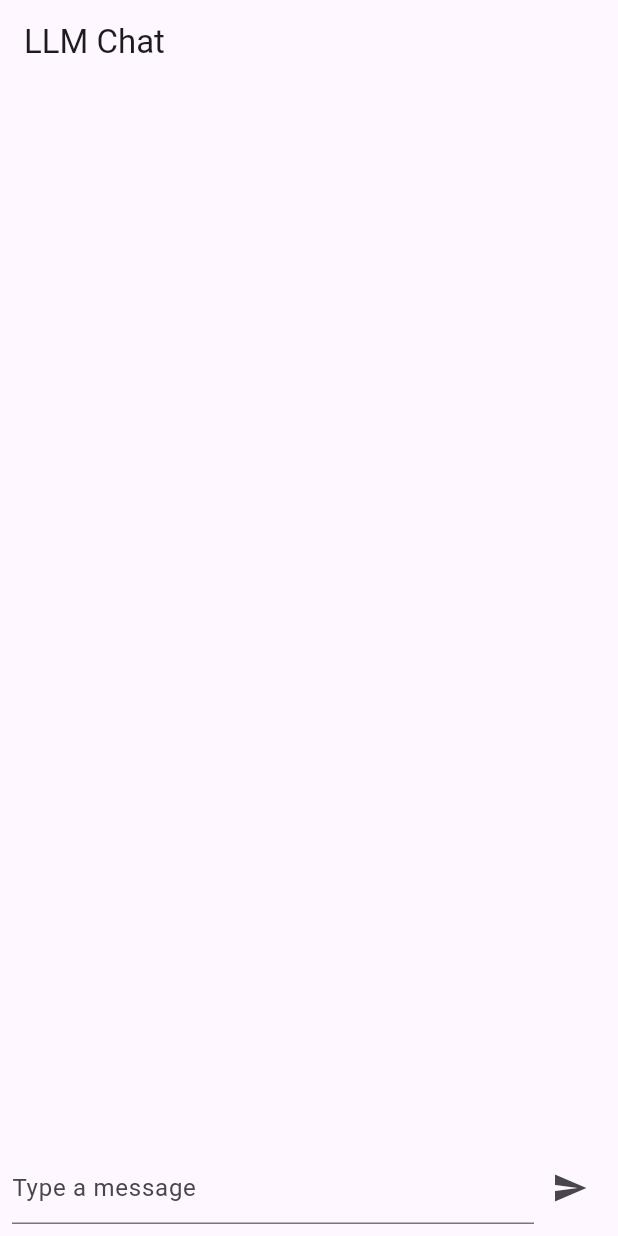
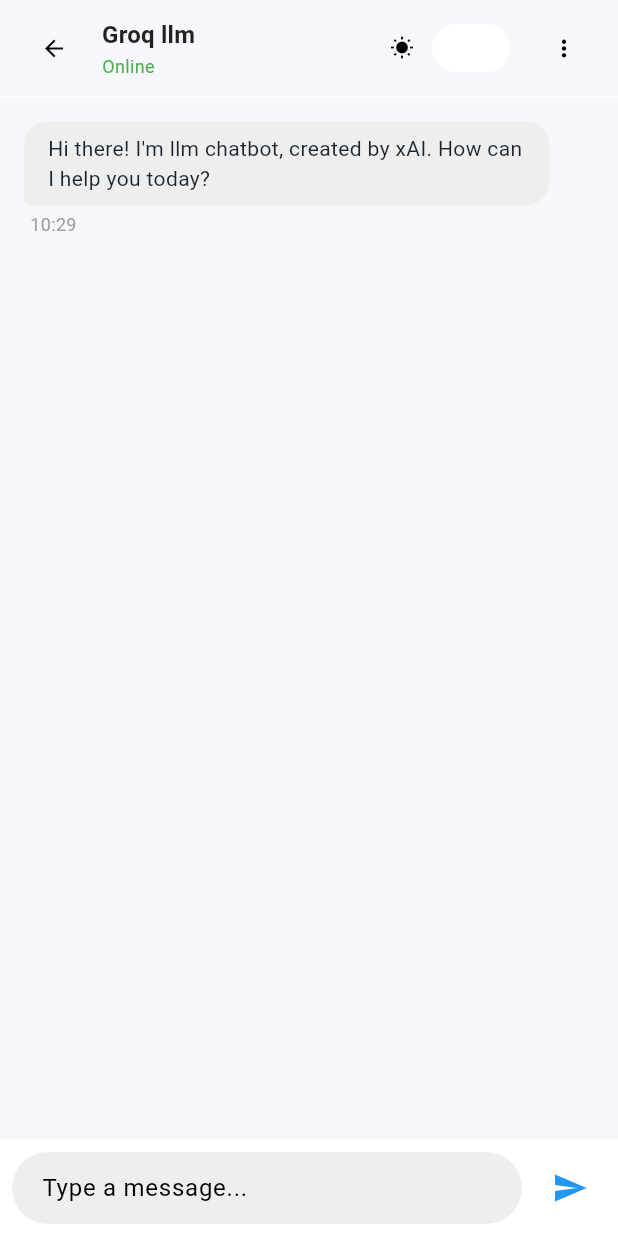
Before and after one commit to devanshu2204/my_llm_app, a Flutter app: the screen it shows after launch, on a phone screen of 412 x 824 dp. Run offline on Flutter 3.47's test engine with Material 3 defaults, Android fonts, the light colour scheme and no system bars; our stand-ins replace flutter_dotenv.

Commit message:
Initial commit

```diff
--- /dev/null
+++ b/lib/chat_header.dart
@@ -0,0 +1,94 @@
+import 'package:flutter/material.dart';
+
+class ChatHeader extends StatelessWidget {
+  final String botName;
+  final bool isDarkMode;
+  final VoidCallback? onBackClick;
+  final ValueChanged<bool> onToggleDarkMode;
+
+  const ChatHeader({
+    super.key,
+    required this.botName,
+    this.onBackClick,
+    required this.isDarkMode,
+    required this.onToggleDarkMode,
+  });
+
+  @override
+  Widget build(BuildContext context) {
+    return Container(
+      padding: const EdgeInsets.symmetric(horizontal: 12, vertical: 8),
+      decoration: BoxDecoration(
+        border: Border(
+          bottom: BorderSide(
+            color: Theme.of(context).dividerColor,
+          ),
+        ),
+      ),
+      child: Row(
+        mainAxisAlignment: MainAxisAlignment.spaceBetween,
+        children: [
+          Row(
+            children: [
+              IconButton(
+                icon: const Icon(
+                  Icons.arrow_back,
+                  size: 18,
+                  color: Colors.black, // Hardcode for debugging
+                ),
+                onPressed: onBackClick,
+                padding: const EdgeInsets.all(8),
+                constraints: const BoxConstraints(),
+              ),
+              const SizedBox(width: 8),
+              Column(
+                crossAxisAlignment: CrossAxisAlignment.start,
+                children: [
+                  Text(
+                    botName,
+                    style: Theme.of(context).textTheme.titleMedium?.copyWith(
+                          fontWeight: FontWeight.w600,
+                        ),
+                  ),
+                  const Text(
+                    'Online',
+                    style: TextStyle(
+                      color: Colors.green,
+                      fontSize: 12,
+                    ),
+                  ),
+                ],
+              ),
+            ],
+          ),
+          Row(
+            children: [
+              Icon(
+                isDarkMode ? Icons.nightlight_round : Icons.wb_sunny,
+                size: 16,
+                color: isDarkMode ? Colors.blue : Colors.black, // Hardcode for debugging
+              ),
+              const SizedBox(width: 8),
+              Switch(
+                value: isDarkMode,
+                onChanged: onToggleDarkMode,
+                activeColor: Theme.of(context).colorScheme.primary,
+              ),
+              const SizedBox(width: 8),
+              IconButton(
+                icon: const Icon(
+                  Icons.more_vert,
+                  size: 18,
+                  color: Colors.black, // Hardcode for debugging
+                ),
+                onPressed: () {},
+                padding: const EdgeInsets.all(8),
+                constraints: const BoxConstraints(),
+              ),
+            ],
+          ),
+        ],
+      ),
+    );
+  }
+}
--- /dev/null
+++ b/lib/chat_screen.dart
@@ -0,0 +1,122 @@
+import 'package:flutter/material.dart';
+import 'groq_api_service.dart';
+import 'chat_header.dart';
+import 'message.dart';
+import 'message_input.dart';
+import 'typing_indicator.dart';
+
+class ChatScreen extends StatefulWidget {
+  final bool isDarkMode;
+  final ValueChanged<bool> onToggleDarkMode;
+
+  const ChatScreen({
+    super.key,
+    required this.isDarkMode,
+    required this.onToggleDarkMode,
+  });
+
+  @override
+  State<ChatScreen> createState() => _ChatScreenState();
+}
+
+class _ChatScreenState extends State<ChatScreen> {
+  final List<MessageModel> _messages = [
+    MessageModel(
+      id: '1',
+      text: "Hi there! I'm llm chatbot, created by xAI. How can I help you today?",
+      isUser: false,
+      timestamp: DateTime.now().subtract(const Duration(minutes: 1)),
+    ),
+  ];
+  bool _isTyping = false;
+  final ScrollController _scrollController = ScrollController();
+  final GroqApiService _apiService = GroqApiService();
+
+  @override
+  void initState() {
+    super.initState();
+    WidgetsBinding.instance.addPostFrameCallback((_) => _scrollToBottom());
+  }
+
+  void _scrollToBottom() {
+    if (_scrollController.hasClients) {
+      _scrollController.animateTo(
+        _scrollController.position.maxScrollExtent,
+        duration: const Duration(milliseconds: 300),
+        curve: Curves.easeOut,
+      );
+    }
+  }
+
+  void _handleSendMessage(String text) async {
+    final userMessage = MessageModel(
+      id: DateTime.now().millisecondsSinceEpoch.toString(),
+      text: text,
+      isUser: true,
+      timestamp: DateTime.now(),
+    );
+
+    setState(() {
+      _messages.add(userMessage);
+      _isTyping = true;
+    });
+
+    _scrollToBottom();
+
+    final response = await _apiService.getResponse(text);
+
+    final botMessage = MessageModel(
+      id: (DateTime.now().millisecondsSinceEpoch + 1).toString(),
+      text: response,
+      isUser: false,
+      timestamp: DateTime.now(),
+    );
+
+    setState(() {
+      _isTyping = false;
+      _messages.add(botMessage);
+    });
+
+    _scrollToBottom();
+  }
+
+  @override
+  Widget build(BuildContext context) {
+    return Scaffold(
+      body: SafeArea(
+        child: Column(
+          children: [
+            ChatHeader(
+              botName: 'Groq llm',
+              isDarkMode: widget.isDarkMode,
+              onToggleDarkMode: widget.onToggleDarkMode,
+              onBackClick: () {
+                // Handle back click, e.g., Navigator.pop(context)
+              },
+            ),
+            Expanded(
+              child: ListView.builder(
+                controller: _scrollController,
+                padding: const EdgeInsets.all(16),
+                itemCount: _messages.length + (_isTyping ? 1 : 0),
+                itemBuilder: (context, index) {
+                  if (_isTyping && index == _messages.length) {
+                    return const TypingIndicator();
+                  }
+                  return MessageWidget(message: _messages[index]);
+                },
+              ),
+            ),
+            MessageInput(onSendMessage: _handleSendMessage),
+          ],
+        ),
+      ),
+    );
+  }
+
+  @override
+  void dispose() {
+    _scrollController.dispose();
+    super.dispose();
+  }
+}
--- a/lib/main.dart
+++ b/lib/main.dart
@@ -1,96 +1,69 @@
 import 'package:flutter/material.dart';
 import 'package:flutter_dotenv/flutter_dotenv.dart';
-import 'groq_api_service.dart';
-import 'chat_bubble.dart';
-
+import 'chat_screen.dart';
 
 void main() async {
   WidgetsFlutterBinding.ensureInitialized();
   await dotenv.load(fileName: ".env");
-  runApp(MyApp());
+  runApp(const MyApp());
 }
 
-class MyApp extends StatelessWidget {
+class MyApp extends StatefulWidget {
+  const MyApp({super.key});
+
+  @override
+  State<MyApp> createState() => _MyAppState();
+}
+
+class _MyAppState extends State<MyApp> {
+  bool _isDarkMode = false;
+
+  void _toggleDarkMode(bool value) {
+    setState(() {
+      _isDarkMode = value;
+    });
+  }
+
   @override
   Widget build(BuildContext context) {
     return MaterialApp(
       title: 'LLM Chat',
-      theme: ThemeData(primarySwatch: Colors.blue),
-      home: ChatScreen(),
-    );
-  }
-}
-
-class ChatScreen extends StatefulWidget {
-  @override
-  _ChatScreenState createState() => _ChatScreenState();
-}
-
-class _ChatScreenState extends State<ChatScreen> {
-  final TextEditingController _controller = TextEditingController();
-  final GroqApiService _apiService = GroqApiService();
-  List<String> _messages = [];
-  bool _isLoading = false;
-
-  void _sendMessage() async {
-    final input = _controller.text.trim();
-    if (input.isEmpty) return;
-
-    setState(() {
-      _messages.add("You: $input");
-      _isLoading = true;
-    });
-
-    final response = await _apiService.getResponse(input);
-    setState(() {
-      _messages.add("AI: $response");
-      _isLoading = false;
-    });
-
-    _controller.clear();
-  }
-
-  @override
-  Widget build(BuildContext context) {
-    return Scaffold(
-      appBar: AppBar(title: Text("LLM Chat")),
-      body: Column(
-        children: [
-          Expanded(
-            child: ListView.builder(
-              itemCount: _messages.length,
-              itemBuilder: (context, index) {
-                final text = _messages[index];
-                final isUser = text.startsWith("You:");
-                final cleanText = text.replaceFirst(RegExp(r'^(You|AI):\s*'), '');
-                return ChatBubble(message: cleanText, isUser: isUser);
-               },
-            ),
-          ),
-
-          if (_isLoading)
-            Padding(
-              padding: const EdgeInsets.all(8.0),
-              child: LinearProgressIndicator(),
-            ),
-          Padding(
-            padding: EdgeInsets.all(8.0),
-            child: Row(
-              children: [
-                Expanded(
-                  child: TextField(
-                    controller: _controller,
-                    decoration: InputDecoration(hintText: "Type a message"),
-                  ),
-                ),
-                IconButton(
-                  icon: Icon(Icons.send),
-                  onPressed: _isLoading ? null : _sendMessage,
-                ),
-              ],
-            ),
-          ),
-        ],
+      theme: ThemeData(
+        brightness: Brightness.light,
+        primaryColor: const Color(0xFF1E88E5),
+        scaffoldBackgroundColor: const Color(0xFFF5F7FA),
+        cardColor: Colors.white,
+        textTheme: const TextTheme(
+          bodyMedium: TextStyle(color: Color(0xFF1A2530)),
+        ),
+        colorScheme: ColorScheme.fromSwatch(
+          primarySwatch: Colors.blue,
+          brightness: Brightness.light,
+        ).copyWith(
+          background: const Color(0xFFF5F7FA),
+          onSurface: Colors.black87, // Ensure visibility in light mode
+        ),
+      ),
+      darkTheme: ThemeData(
+        brightness: Brightness.dark,
+        primaryColor: const Color(0xFF40C4FF),
+        scaffoldBackgroundColor: const Color(0xFF121212),
+        cardColor: const Color(0xFF1E1E1E),
+        textTheme: const TextTheme(
+          bodyMedium: TextStyle(color: Colors.white),
+        ),
+        colorScheme: ColorScheme.fromSwatch(
+          primarySwatch: Colors.blue,
+          brightness: Brightness.dark,
+        ).copyWith(
+          background: const Color(0xFF121212),
+          onSurface: Colors.white70, // Ensure visibility in dark mode
+        ),
+      ),
+      themeMode: _isDarkMode ? ThemeMode.dark : ThemeMode.light,
+      home: ChatScreen(
+        onToggleDarkMode: _toggleDarkMode,
+        isDarkMode: _isDarkMode,
       ),
     );
   }
--- /dev/null
+++ b/lib/message.dart
@@ -0,0 +1,91 @@
+import 'package:flutter/material.dart';
+import 'package:intl/intl.dart';
+
+class MessageModel {
+  final String id;
+  final String text;
+  final bool isUser;
+  final DateTime timestamp;
+
+  MessageModel({
+    required this.id,
+    required this.text,
+    required this.isUser,
+    required this.timestamp,
+  });
+}
+
+class MessageWidget extends StatelessWidget {
+  final MessageModel message;
+
+  const MessageWidget({super.key, required this.message});
+
+  @override
+  Widget build(BuildContext context) {
+    final formattedTime = DateFormat.Hm().format(message.timestamp);
+
+    return Padding(
+      padding: const EdgeInsets.only(bottom: 16),
+      child: Row(
+        mainAxisAlignment:
+            message.isUser ? MainAxisAlignment.end : MainAxisAlignment.start,
+        children: [
+          Flexible(
+            child: Column(
+              crossAxisAlignment: message.isUser
+                  ? CrossAxisAlignment.end
+                  : CrossAxisAlignment.start,
+              children: [
+                Container(
+                  constraints: BoxConstraints(
+                    maxWidth: MediaQuery.of(context).size.width * 0.85,
+                  ),
+                  padding: const EdgeInsets.symmetric(
+                    horizontal: 16,
+                    vertical: 8,
+                  ),
+                  decoration: BoxDecoration(
+                    color: message.isUser
+                        ? Theme.of(context).colorScheme.primary
+                        : Theme.of(context).brightness == Brightness.dark
+                            ? Colors.grey[700]
+                            : Colors.grey[200],
+                    borderRadius: BorderRadius.only(
+                      topLeft: const Radius.circular(16),
+                      topRight: const Radius.circular(16),
+                      bottomLeft: message.isUser
+                          ? const Radius.circular(16)
+                          : const Radius.circular(4),
+                      bottomRight: message.isUser
+                          ? const Radius.circular(4)
+                          : const Radius.circular(16),
+                    ),
+                  ),
+                  child: Text(
+                    message.text,
+                    style: TextStyle(
+                      color: message.isUser
+                          ? Theme.of(context).colorScheme.onPrimary
+                          : Theme.of(context).textTheme.bodyMedium?.color,
+                    ),
+                  ),
+                ),
+                const SizedBox(height: 4),
+                Padding(
+                  padding: const EdgeInsets.symmetric(horizontal: 4),
+                  child: Text(
+                    formattedTime,
+                    style: const TextStyle(
+                      fontSize: 12,
+                      color: Colors.grey,
+                    ),
+                  ),
+                ),
+              ],
+            ),
+          ),
+        ],
+      ),
+    );
+  }
+}
--- /dev/null
+++ b/lib/message_input.dart
@@ -0,0 +1,75 @@
+import 'package:flutter/material.dart';
+
+class MessageInput extends StatefulWidget {
+  final Function(String) onSendMessage;
+
+  const MessageInput({super.key, required this.onSendMessage});
+
+  @override
+  State<MessageInput> createState() => _MessageInputState();
+}
+
+class _MessageInputState extends State<MessageInput> {
+  final TextEditingController _controller = TextEditingController();
+
+  void _handleSend() {
+    if (_controller.text.trim().isNotEmpty) {
+      widget.onSendMessage(_controller.text.trim());
+      _controller.clear();
+    }
+  }
+
+  @override
+  Widget build(BuildContext context) {
+    return Container(
+      padding: const EdgeInsets.all(8),
+      decoration: BoxDecoration(
+        color: Theme.of(context).cardColor,
+        border: Border(
+          top: BorderSide(
+            color: Theme.of(context).dividerColor,
+          ),
+        ),
+      ),
+      child: Row(
+        children: [
+          Expanded(
+            child: TextField(
+              controller: _controller,
+              decoration: InputDecoration(
+                hintText: 'Type a message...',
+                border: OutlineInputBorder(
+                  borderRadius: BorderRadius.circular(24),
+                  borderSide: BorderSide.none,
+                ),
+                filled: true,
+                fillColor: Theme.of(context).brightness == Brightness.dark
+                    ? Colors.grey[800]
+                    : Colors.grey[200],
+                contentPadding:
+                    const EdgeInsets.symmetric(horizontal: 16, vertical: 8),
+              ),
+              onSubmitted: (_) => _handleSend(),
+            ),
+          ),
+          const SizedBox(width: 8),
+          IconButton(
+            icon: const Icon(
+              Icons.send,
+              color: Colors.blue, // Hardcode for debugging
+            ),
+            onPressed: _handleSend,
+            constraints: const BoxConstraints(),
+            padding: const EdgeInsets.all(8),
+          ),
+        ],
+      ),
+    );
+  }
+
+  @override
+  void dispose() {
+    _controller.dispose();
+    super.dispose();
+  }
+}
--- a/pubspec.yaml
+++ b/pubspec.yaml
@@ -10,6 +10,7 @@
   http: ^1.2.2
   groq_sdk: ^1.0.2
   flutter_dotenv: ^5.1.0
+  intl: ^0.18.0
 
 flutter:
   assets:
```
Also changed, not shown: lib/chat_bubble.dart (deleted, +0 -36 lines), lib/typing_indicator.dart (added, +91 -0 lines), pubspec.lock, 6 other files.
